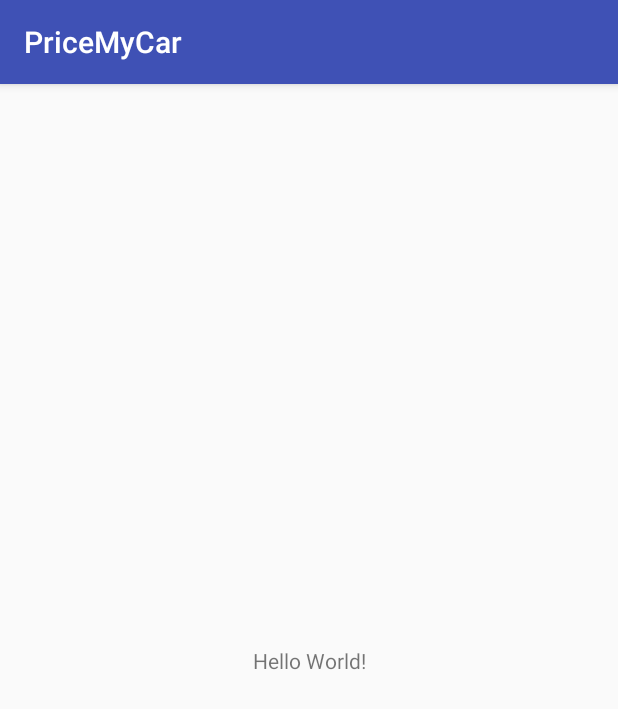
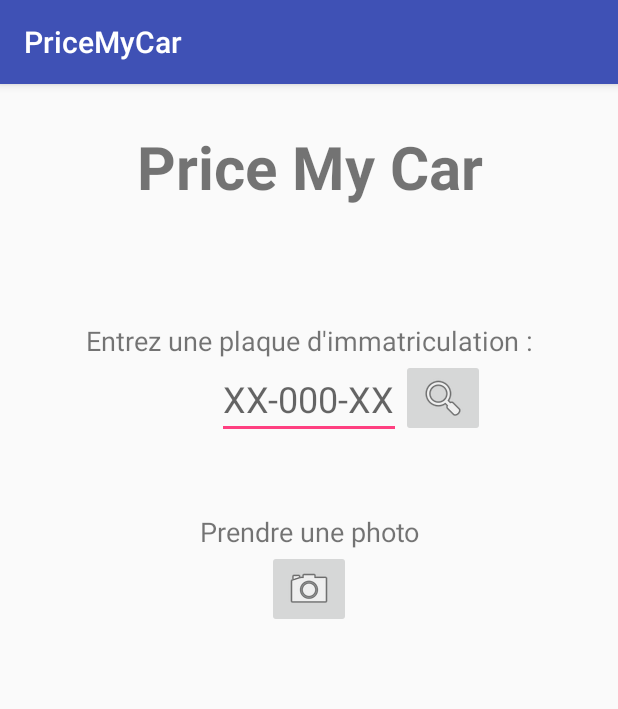
Before and after one commit to AhmeDEV49/PriceMyCar, an Android app: the screen it shows after launch (MainActivity), on a phone screen of 412 x 824 dp. Shown: the top 709 px of the screen. Run offline under Robolectric (Android 15) with nearby library versions, the phone set to English and light mode, and no system bars.

Commit message:
Page principale : recherche + bouton appareil photo

```diff
--- a/app/src/main/AndroidManifest.xml
+++ b/app/src/main/AndroidManifest.xml
@@ -2,6 +2,7 @@
 <manifest xmlns:android="http://schemas.android.com/apk/res/android"
     package="pricemycar.eni.fr.pricemycar">
 
+    <uses-permission android:name="android.permission.CAMERA"></uses-permission>
     <application
         android:allowBackup="true"
         android:icon="@mipmap/ic_launcher"
--- a/app/src/main/res/layout/activity_main.xml
+++ b/app/src/main/res/layout/activity_main.xml
@@ -7,12 +7,73 @@
     tools:context=".MainActivity">
 
     <TextView
+        android:id="@+id/title"
         android:layout_width="wrap_content"
         android:layout_height="wrap_content"
-        android:text="Hello World!"
-        app:layout_constraintBottom_toBottomOf="parent"
+        android:layout_marginTop="28dp"
+        android:text="Price My Car"
+        android:textSize="40dp"
+        android:textStyle="bold"
+        app:layout_constraintHorizontal_bias="0.503"
         app:layout_constraintLeft_toLeftOf="parent"
         app:layout_constraintRight_toRightOf="parent"
         app:layout_constraintTop_toTopOf="parent" />
 
+    <TextView
+        android:id="@+id/lblSearch"
+        android:layout_width="wrap_content"
+        android:layout_height="wrap_content"
+        android:text="Entrez une plaque d'immatriculation :"
+        android:textSize="18dp"
+        app:layout_constraintBottom_toBottomOf="parent"
+        app:layout_constraintHorizontal_bias="0.505"
+        app:layout_constraintLeft_toLeftOf="parent"
+        app:layout_constraintRight_toRightOf="parent"
+        app:layout_constraintTop_toBottomOf="@+id/title"
+        app:layout_constraintVertical_bias="0.116" />
+
+    <EditText
+        android:id="@+id/txtSearch"
+        android:layout_width="wrap_content"
+        android:layout_height="wrap_content"
+        android:hint="XX-000-XX"
+        android:textSize="24dp"
+        app:layout_constraintLeft_toLeftOf="parent"
+        app:layout_constraintRight_toRightOf="parent"
+        app:layout_constraintTop_toBottomOf="@+id/lblSearch" />
+
+    <ImageButton
+        android:id="@+id/btnSearch"
+        android:layout_width="wrap_content"
+        android:layout_height="wrap_content"
+        android:onClick="searchPlate"
+        android:src="@android:drawable/ic_menu_search"
+        app:layout_constraintHorizontal_bias="0.0"
+        app:layout_constraintLeft_toRightOf="@id/txtSearch"
+        app:layout_constraintRight_toRightOf="parent"
+        app:layout_constraintTop_toBottomOf="@+id/lblSearch" />
+    />
+
+    <TextView
+        android:id="@+id/lblPhoto"
+        android:layout_width="wrap_content"
+        android:layout_height="wrap_content"
+        android:text="Prendre une photo"
+        android:textSize="18dp"
+        app:layout_constraintBottom_toBottomOf="parent"
+        app:layout_constraintHorizontal_bias="0.502"
+        app:layout_constraintLeft_toLeftOf="parent"
+        app:layout_constraintRight_toRightOf="parent"
+        app:layout_constraintTop_toBottomOf="@+id/txtSearch"
+        app:layout_constraintVertical_bias="0.097" />
+
+    <ImageButton
+        android:id="@+id/btnPhoto"
+        android:layout_width="wrap_content"
+        android:layout_height="wrap_content"
+        android:src="@android:drawable/ic_menu_camera"
+        android:onClick="openPhoto"
+        app:layout_constraintLeft_toLeftOf="parent"
+        app:layout_constraintRight_toRightOf="parent"
+        app:layout_constraintTop_toBottomOf="@+id/lblPhoto" />
 </android.support.constraint.ConstraintLayout>
```
Also changed, not shown: app/src/main/java/pricemycar/eni/fr/pricemycar/MainActivity.java (+72 -0 lines).
